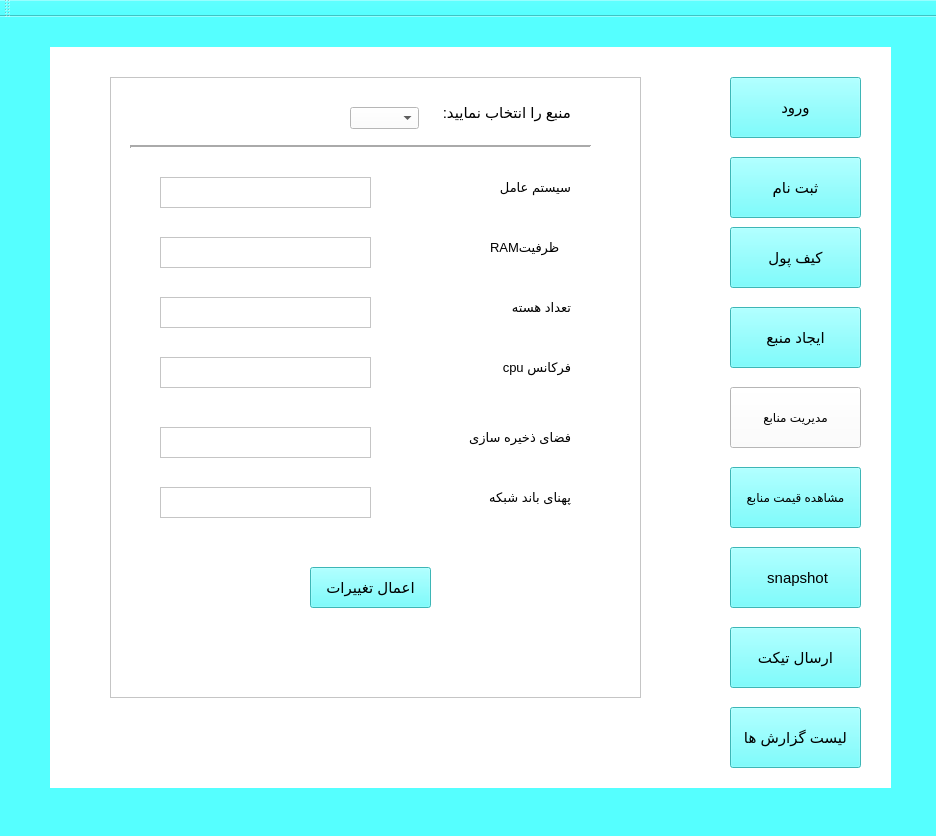
negarnegma/database-finalproject, file projV0/grafic.ui: the form before one commit.
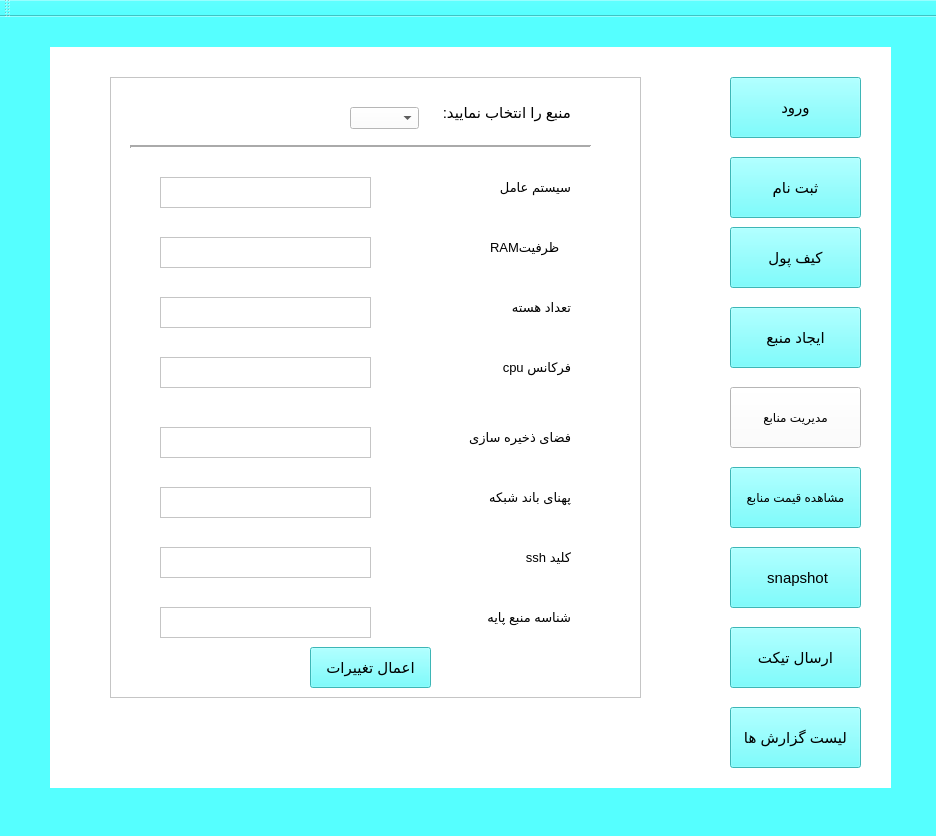
The form after the commit.

The edit to the form file:
```diff
--- a/projV0/grafic.ui
+++ b/projV0/grafic.ui
@@ -2893,7 +2893,7 @@
       <property name="geometry">
        <rect>
         <x>260</x>
-        <y>520</y>
+        <y>600</y>
         <width>121</width>
         <height>41</height>
        </rect>
@@ -3190,6 +3190,68 @@
        </rect>
       </property>
      </widget>
+     <widget class="QLabel" name="label_153">
+      <property name="geometry">
+       <rect>
+        <x>400</x>
+        <y>500</y>
+        <width>121</width>
+        <height>20</height>
+       </rect>
+      </property>
+      <property name="font">
+       <font>
+        <pointsize>10</pointsize>
+       </font>
+      </property>
+      <property name="text">
+       <string>کلید ssh</string>
+      </property>
+     </widget>
+     <widget class="QTextEdit" name="sshkey_in2_2">
+      <property name="geometry">
+       <rect>
+        <x>110</x>
+        <y>500</y>
+        <width>211</width>
+        <height>31</height>
+       </rect>
+      </property>
+      <property name="styleSheet">
+       <string notr="true">background-color: rgb(255, 255, 255);</string>
+      </property>
+     </widget>
+     <widget class="QLabel" name="label_184">
+      <property name="geometry">
+       <rect>
+        <x>400</x>
+        <y>560</y>
+        <width>121</width>
+        <height>20</height>
+       </rect>
+      </property>
+      <property name="font">
+       <font>
+        <pointsize>10</pointsize>
+       </font>
+      </property>
+      <property name="text">
+       <string>شناسه منبع پایه</string>
+      </property>
+     </widget>
+     <widget class="QTextEdit" name="offeredId_in2_2">
+      <property name="geometry">
+       <rect>
+        <x>110</x>
+        <y>560</y>
+        <width>211</width>
+        <height>31</height>
+       </rect>
+      </property>
+      <property name="styleSheet">
+       <string notr="true">background-color: rgb(255, 255, 255);</string>
+      </property>
+     </widget>
     </widget>
     <widget class="QWidget" name="page_6">
      <widget class="QGraphicsView" name="graphicsView_17">
```
Left out of the diff: 4 changed lines with no effect on the pictures.
